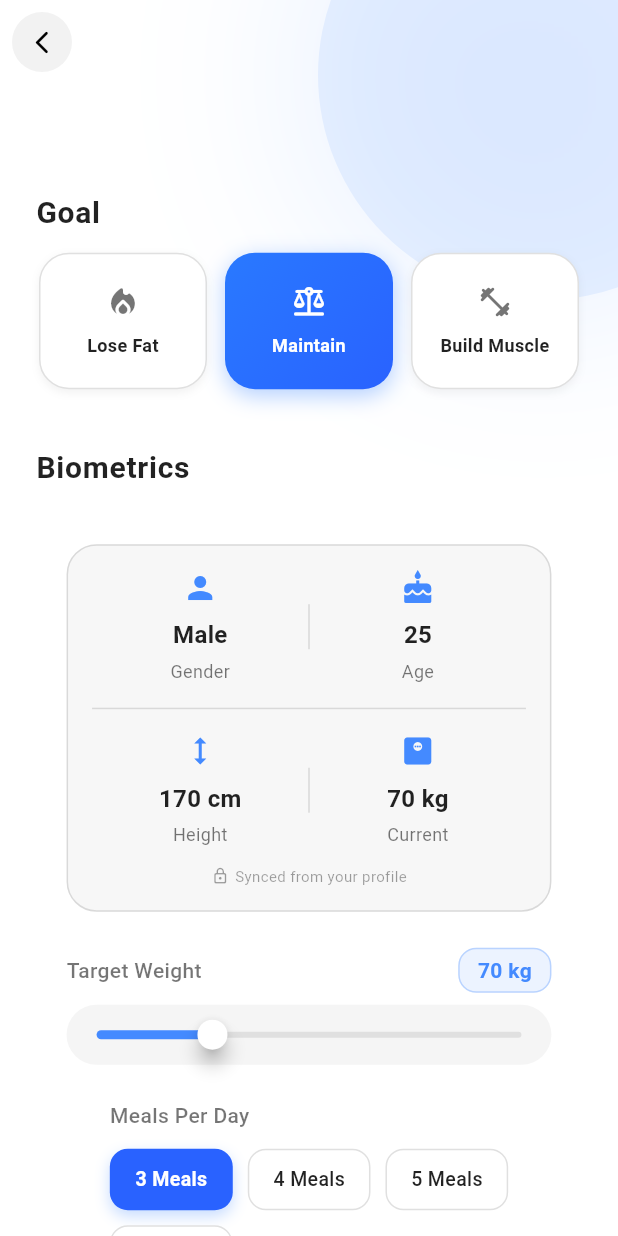
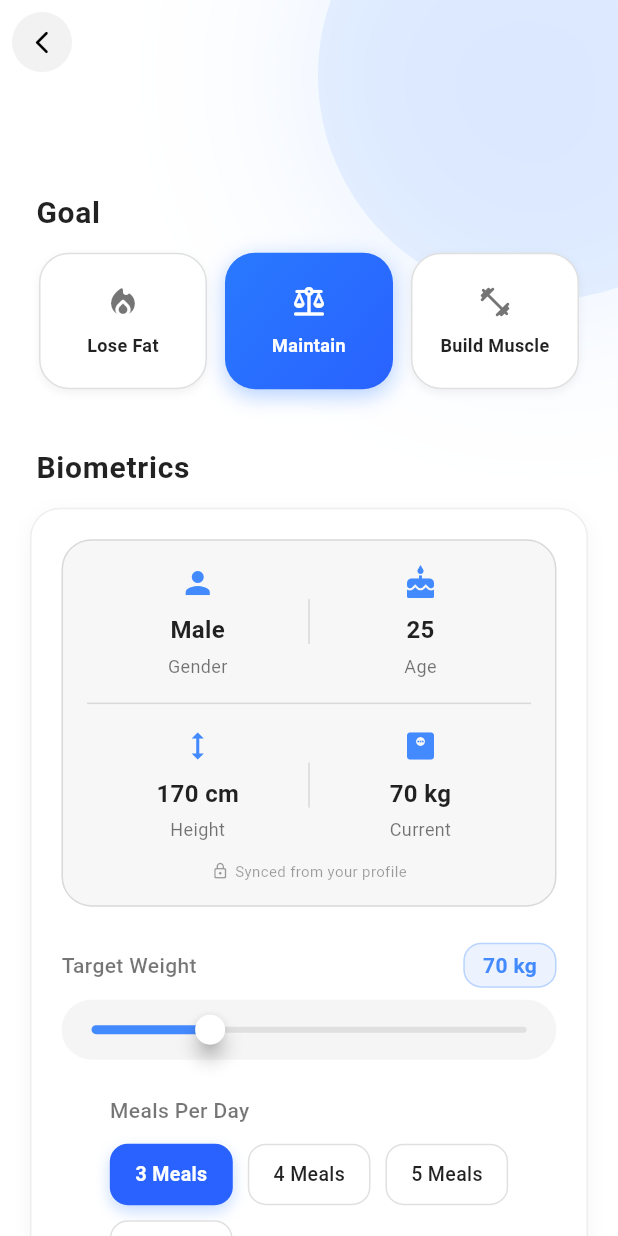
Before and after one commit to abdullah-153/Stride, a Flutter app: the GenerateDietPage screen opened directly, on a phone screen of 412 x 824 dp. Run offline on Flutter 3.47's test engine with Material 3 defaults, Android fonts, the phone set to English and light mode, and no system bars; our stand-ins replace cloud_firestore, dashed_circular_progress_bar, firebase_auth, firebase_core, fl_chart, flutter_riverpod and 6 more; missing offline and left inert: email_otp, flutter_glass_morphism, zo_animated_border; accounts and stored records are empty; project files that could hold a hidden picture were left out.

Commit message:
Fix syntax error in calendar and improve dark mode in generated diet plan

```diff
--- a/lib/pages/generate_diet_page.dart
+++ b/lib/pages/generate_diet_page.dart
@@ -3,7 +3,7 @@ import '../services/ai_diet_service.dart';
 import '../models/diet_plan_model.dart';
 import 'generated_diet_plan_page.dart';
 import '../utils/size_config.dart';
-import '../components/auth/auth_glass_card.dart';
+// import '../components/auth/auth_glass_card.dart'; // Removed to use custom container
 import '../components/diet/premium_slider.dart';
 import '../components/diet/premium_selector.dart';
 import '../components/shared/bouncing_dots_indicator.dart';
@@ -11,6 +11,7 @@ import '../components/common/global_back_button.dart';
 
 import 'package:flutter_riverpod/flutter_riverpod.dart';
 import '../providers/user_profile_provider.dart';
+import '../providers/theme_provider.dart'; // Added import
 
 class GenerateDietPage extends ConsumerStatefulWidget {
   const GenerateDietPage({super.key});
@@ -80,7 +81,7 @@ class _GenerateDietPageState extends ConsumerState<GenerateDietPage> with Single
 
   @override
   Widget build(BuildContext context) {
-    final isDarkMode = Theme.of(context).brightness == Brightness.dark;
+    final isDarkMode = ref.watch(themeProvider);
 
     return Scaffold(
       backgroundColor: isDarkMode ? Colors.black : Colors.white, // Pure black/white
@@ -128,7 +129,20 @@ class _GenerateDietPageState extends ConsumerState<GenerateDietPage> with Single
                  const SizedBox(height: 30),
 
                  _buildAnimatedSection(2, _buildSectionTitle('Biometrics', isDarkMode)),
-                 _buildAnimatedSection(3, AuthGlassCard(
+                 _buildAnimatedSection(3, Container(
+                   padding: const EdgeInsets.all(20),
+                   decoration: BoxDecoration(
+                     color: isDarkMode ? const Color(0xFF1E1E1E) : Colors.white,
+                     borderRadius: BorderRadius.circular(20),
+                     border: Border.all(color: isDarkMode ? Colors.white10 : Colors.grey.shade200),
+                     boxShadow: [
+                       BoxShadow(
+                         color: isDarkMode ? Colors.black26 : Colors.grey.withOpacity(0.1),
+                         blurRadius: 10,
+                         offset: const Offset(0, 4),
+                       ),
+                     ],
+                   ),
                    child: Column(
                      children: [
                        // 1. Read-Only Personal Data Summary (Premium Look)
@@ -219,7 +233,20 @@ class _GenerateDietPageState extends ConsumerState<GenerateDietPage> with Single
 
                  const SizedBox(height: 30),
                  _buildAnimatedSection(4, _buildSectionTitle('Cuisine', isDarkMode)),
-                 _buildAnimatedSection(5, AuthGlassCard(
+                 _buildAnimatedSection(5, Container(
+                   padding: const EdgeInsets.all(20),
+                   decoration: BoxDecoration(
+                     color: isDarkMode ? const Color(0xFF1E1E1E) : Colors.white,
+                     borderRadius: BorderRadius.circular(20),
+                     border: Border.all(color: isDarkMode ? Colors.white10 : Colors.grey.shade200),
+                     boxShadow: [
+                       BoxShadow(
+                         color: isDarkMode ? Colors.black26 : Colors.grey.withOpacity(0.1),
+                         blurRadius: 10,
+                         offset: const Offset(0, 4),
+                       ),
+                     ],
+                   ),
                    child: PremiumSelector<String>(
                      label: 'Preferred Region',
                      items: _regions,
```
Also changed, not shown: lib/components/diet/meal_history_calendar.dart (+0 -52 lines).
